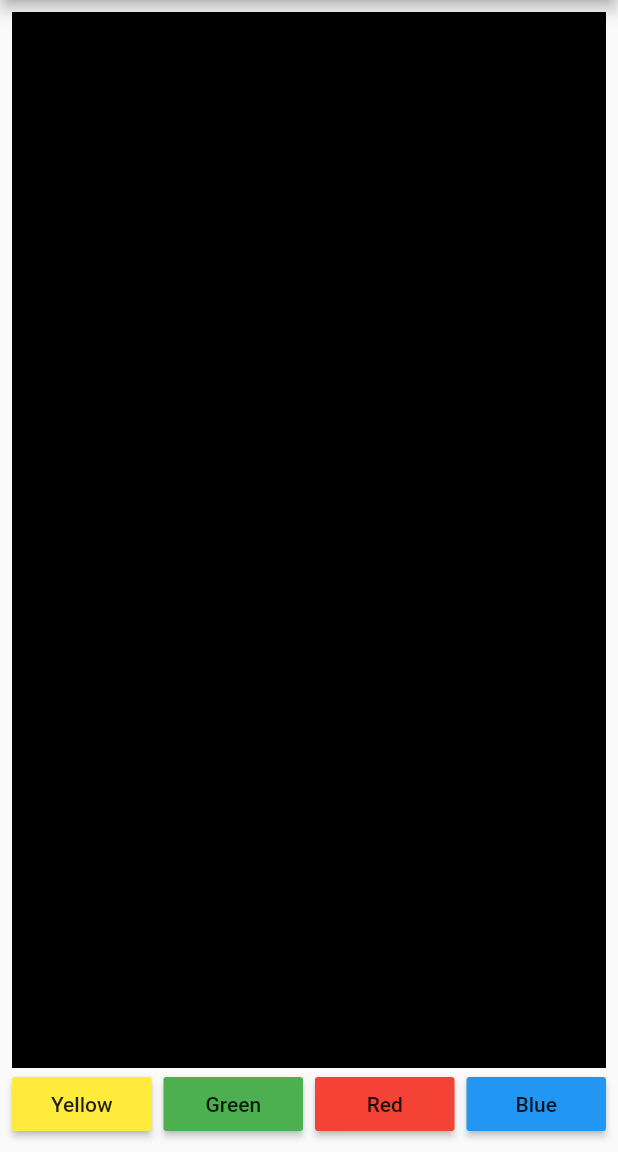
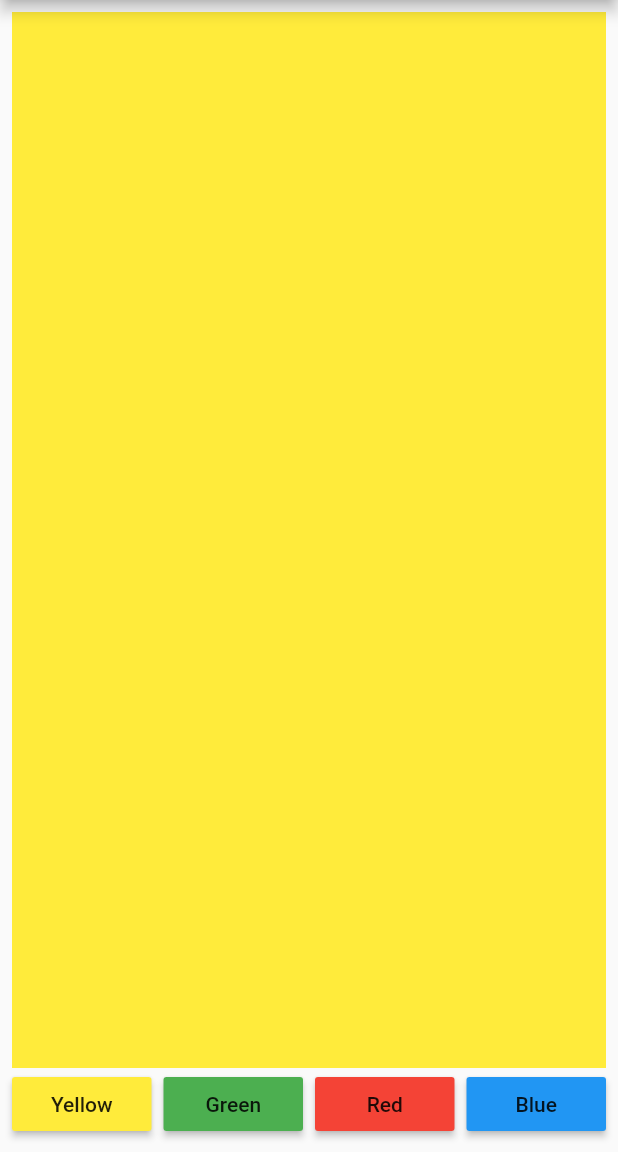
Before and after one commit to NaingMyoThawNMYT/Flutter-Bloc-1, a Flutter app: the screen it shows after launch, after a tap on "Yellow", on a phone screen of 412 x 824 dp, the part 84-1236 px from its top. Run offline on Flutter 3.47's test engine with Material 2 defaults, Android fonts, the phone set to English and light mode, and no system bars; our stand-ins replace bloc, flutter_bloc.

Commit message:
5. UI and block are connected.

```diff
--- a/lib/main.dart
+++ b/lib/main.dart
@@ -1,4 +1,8 @@
 import 'package:flutter/material.dart';
+import 'package:flutter_bloc/flutter_bloc.dart';
+import 'package:flutterbloc1/bloc/color/color_bloc.dart';
+import 'package:flutterbloc1/bloc/color/color_event.dart';
+import 'package:flutterbloc1/bloc/color/color_state.dart';
 
 void main() {
   runApp(MyApp());
@@ -7,13 +11,19 @@ void main() {
 class MyApp extends StatelessWidget {
   @override
   Widget build(BuildContext context) {
-    return MaterialApp(
-      title: 'Flutter Demo',
-      theme: ThemeData(
-        primarySwatch: Colors.blue,
-        visualDensity: VisualDensity.adaptivePlatformDensity,
+    return MultiBlocProvider(
+      providers: [
+        BlocProvider<ColorBloc>(create: (BuildContext context) => ColorBloc()),
+        // add another blocs here...
+      ],
+      child: MaterialApp(
+        title: 'Flutter Demo',
+        theme: ThemeData(
+          primarySwatch: Colors.blue,
+          visualDensity: VisualDensity.adaptivePlatformDensity,
+        ),
+        home: MyHomePage(title: 'Flutter Demo Home Page'),
       ),
-      home: MyHomePage(title: 'Flutter Demo Home Page'),
     );
   }
 }
@@ -30,6 +40,8 @@ class MyHomePage extends StatefulWidget {
 class _MyHomePageState extends State<MyHomePage> {
   @override
   Widget build(BuildContext context) {
+    // ignore: close_sinks
+    final ColorBloc colorBloc = BlocProvider.of<ColorBloc>(context);
     return Scaffold(
       appBar: AppBar(
         title: Text(widget.title),
@@ -39,15 +51,23 @@ class _MyHomePageState extends State<MyHomePage> {
         child: Column(
           children: <Widget>[
             Expanded(
-              child: Container(
-                color: Colors.black,
+              child: BlocBuilder<ColorBloc, ColorState>(
+                builder: (context, state) {
+                  return Container(
+                    color: (state is ChangeColorState)
+                        ? state.color
+                        : Colors.black,
+                  );
+                },
               ),
             ),
             Row(
               children: <Widget>[
                 Expanded(
                   child: RaisedButton(
-                    onPressed: () {},
+                    onPressed: () {
+                      colorBloc.add(ChangeColorEvent(color: Colors.yellow));
+                    },
                     color: Colors.yellow,
                     child: Text('Yellow'),
                   ),
@@ -57,7 +77,9 @@ class _MyHomePageState extends State<MyHomePage> {
                 ),
                 Expanded(
                   child: RaisedButton(
-                    onPressed: () {},
+                    onPressed: () {
+                      colorBloc.add(ChangeColorEvent(color: Colors.green));
+                    },
                     color: Colors.green,
                     child: Text('Green'),
                   ),
@@ -67,7 +89,9 @@ class _MyHomePageState extends State<MyHomePage> {
                 ),
                 Expanded(
                   child: RaisedButton(
-                    onPressed: () {},
+                    onPressed: () {
+                      colorBloc.add(ChangeColorEvent(color: Colors.red));
+                    },
                     color: Colors.red,
                     child: Text('Red'),
                   ),
@@ -77,7 +101,9 @@ class _MyHomePageState extends State<MyHomePage> {
                 ),
                 Expanded(
                   child: RaisedButton(
-                    onPressed: () {},
+                    onPressed: () {
+                      colorBloc.add(ChangeColorEvent(color: Colors.blue));
+                    },
                     color: Colors.blue,
                     child: Text('Blue'),
                   ),
```
Also changed, not shown: changelog.txt.
